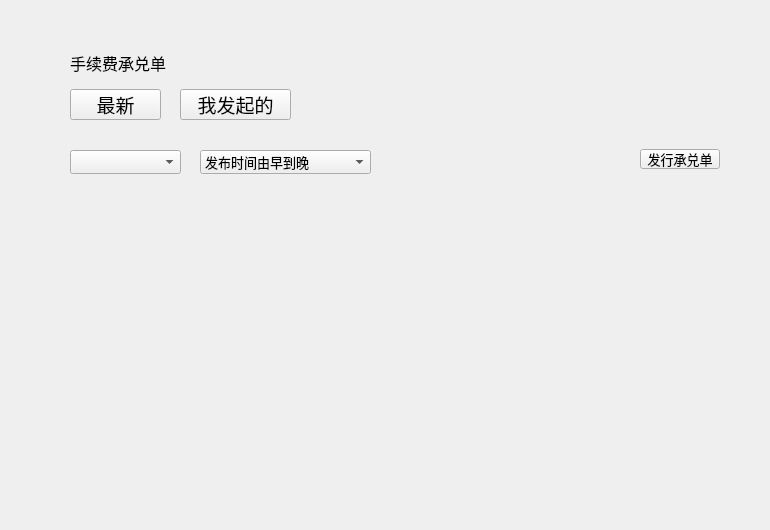
First picture: the form in poundage/PoundageWidget.ui, repository HcashOrg/hx-indicator, before the edit.
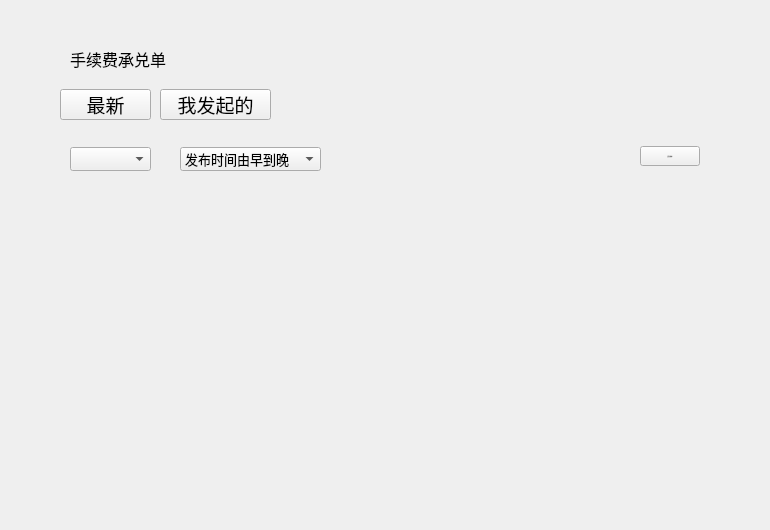
Second picture: the form after the edit.

The edit to the form file:
```diff
--- a/poundage/PoundageWidget.ui
+++ b/poundage/PoundageWidget.ui
@@ -32,7 +32,7 @@
    <property name="geometry">
     <rect>
      <x>70</x>
-     <y>50</y>
+     <y>46</y>
      <width>200</width>
      <height>26</height>
     </rect>
@@ -51,8 +51,8 @@
    <property name="geometry">
     <rect>
      <x>70</x>
-     <y>150</y>
-     <width>111</width>
+     <y>147</y>
+     <width>81</width>
      <height>24</height>
     </rect>
    </property>
@@ -66,19 +66,26 @@
    <property name="geometry">
     <rect>
      <x>640</x>
-     <y>149</y>
-     <width>80</width>
+     <y>146</y>
+     <width>60</width>
      <height>20</height>
     </rect>
    </property>
    <property name="font">
     <font>
-     <pointsize>10</pointsize>
+     <family>Microsoft YaHei UI Light</family>
+     <pointsize>-1</pointsize>
+     <weight>6</weight>
+     <italic>false</italic>
+     <bold>false</bold>
     </font>
    </property>
    <property name="cursor">
     <cursorShape>PointingHandCursor</cursorShape>
    </property>
+   <property name="styleSheet">
+    <string notr="true">font: 50 10px &quot;Microsoft YaHei UI Light&quot;;</string>
+   </property>
    <property name="text">
     <string>发行承兑单</string>
    </property>
@@ -86,9 +93,9 @@
   <widget class="QComboBox" name="comboBox_sortType">
    <property name="geometry">
     <rect>
-     <x>200</x>
-     <y>150</y>
-     <width>171</width>
+     <x>180</x>
+     <y>147</y>
+     <width>141</width>
      <height>24</height>
     </rect>
    </property>
@@ -111,7 +118,7 @@
   <widget class="QToolButton" name="toolButton_allPoundage">
    <property name="geometry">
     <rect>
-     <x>70</x>
+     <x>60</x>
      <y>89</y>
      <width>91</width>
      <height>31</height>
@@ -141,7 +148,7 @@
   <widget class="QToolButton" name="toolButton_myPoundage">
    <property name="geometry">
     <rect>
-     <x>180</x>
+     <x>160</x>
      <y>89</y>
      <width>111</width>
      <height>31</height>
```
